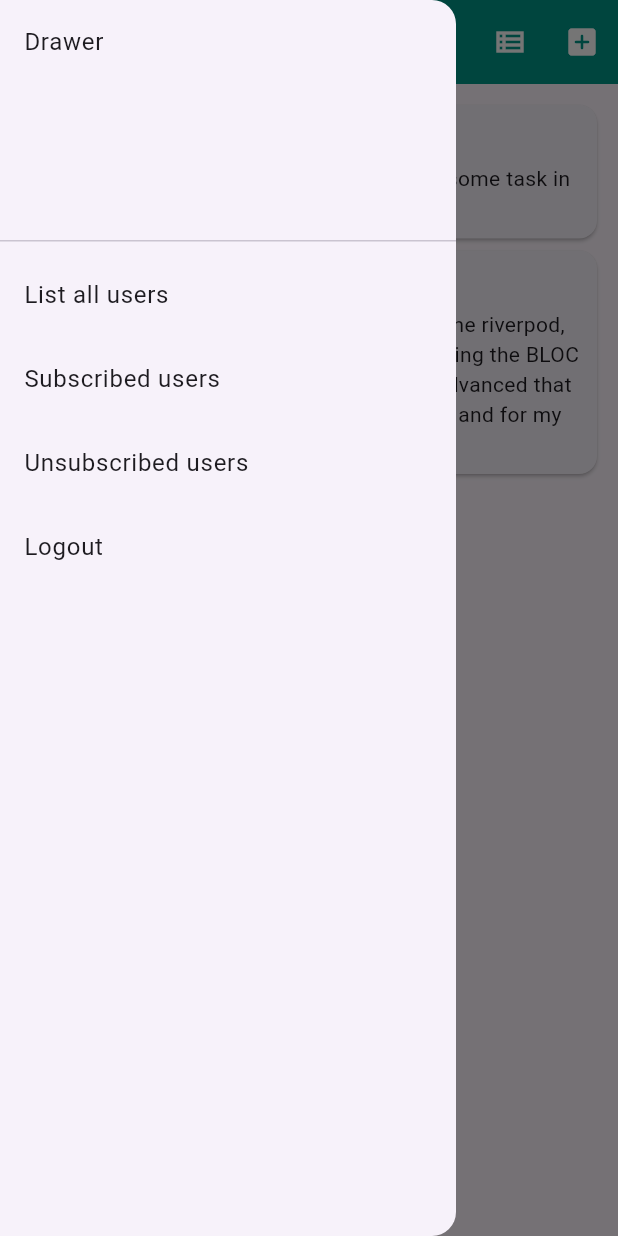
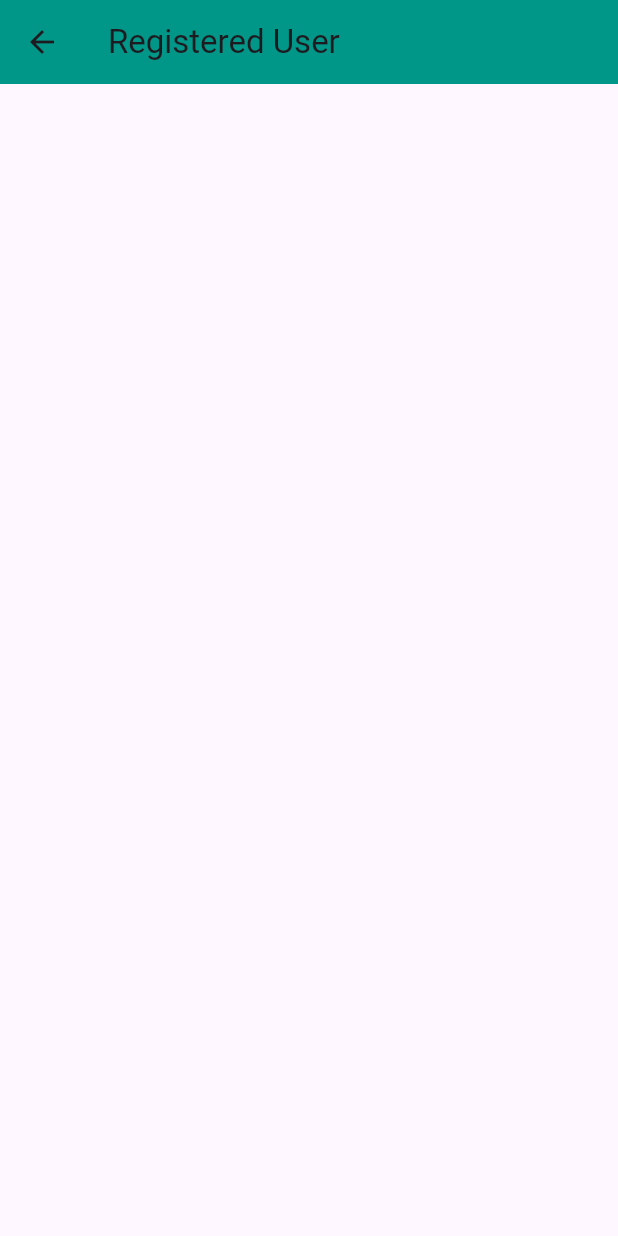
Before and after one commit to san-dr0/flutter-cart, a Flutter app: the AdminPageV2 screen opened by its route, in the side drawer, after a tap on "List all users", on a phone screen of 412 x 824 dp. Run offline on Flutter 3.47's test engine with Material 3 defaults, Android fonts, the phone set to English and light mode, and no system bars; our stand-ins replace bloc, dash_chat_2, equatable, firebase_core, firebase_vertexai, flutter_bloc and 11 more; missing offline and left inert: biometric_signature, device_security_checking; accounts and stored records are empty; generated files the repository leaves out were written again.

Commit message:
add register user list

```diff
--- a/lib/config/routes/routes.dart
+++ b/lib/config/routes/routes.dart
@@ -17,6 +17,7 @@ import 'package:clean_arch2/feature/riverpod-feature/feature/product_list/pages/
 import 'package:clean_arch2/feature/riverpod-feature/feature/todo-home/pages/todo_home.page.dart';
 import 'package:clean_arch2/feature/riverpod-feature/feature/transactions/pages/transaction_riverpod.page.dart';
 import 'package:clean_arch2/feature/riverpod-feature/feature/update_product/pages/update_product.page.dart';
+import 'package:clean_arch2/feature/riverpod-feature/feature/users/pages/user.page.dart';
 import 'package:clean_arch2/feature/topup/presentation/pages/topup.page.dart';
 import 'package:clean_arch2/feature/transactions/presentation/pages/transaction.pages.dart';
 import 'package:clean_arch2/feature/update-creds/pages/update-bloc.page.dart';
@@ -68,6 +69,7 @@ GoRouter appRoutes = GoRouter(routes: [
 
     return UpdateProductPage(product: product,);
   },),
+  GoRoute(path: '/user-list-page', builder: (context, state) => UserListPage(),)
   // END OF RIVERPOD
 ]);
 
--- a/lib/core/string.dart
+++ b/lib/core/string.dart
@@ -75,3 +75,4 @@ const String supBaseTitle = "Supabase";
 const String supaBaseTitleDescription = "I've been studying supabase and dropping some task in ml-services, Fastlane and Circle CI CI/CD";
 const String riverPodTitle = "Riverpod";
 const String riverPodTitleDescription = "For the state management i've been using the riverpod, but before the first implementation is im using the BLOC for the state management, but it was too advanced that is not too good for teams that is beginners, and for my opinion BLOC is the best 100%";
+const String registeredUserTitle = "Registered User";
--- a/lib/feature/riverpod-feature/feature/admin/pages/admin.page.dart
+++ b/lib/feature/riverpod-feature/feature/admin/pages/admin.page.dart
@@ -25,6 +25,10 @@ class _AdminPageV2 extends State<AdminPageV2> {
     context.push('/');
   }
 
+  void onGoToListUser() {
+    context.push('/user-list-page');
+  }
+
   @override
   Widget build(BuildContext context) {
     return Scaffold(
@@ -46,6 +50,7 @@ class _AdminPageV2 extends State<AdminPageV2> {
             DrawerHeader(child: Text("Drawer")),
             ListTile(
               onTap: () {
+                onGoToListUser();
               },
               title: Text("List all users"),
             ),
--- /dev/null
+++ b/lib/feature/riverpod-feature/feature/users/pages/user.page.dart
@@ -0,0 +1,23 @@
+import 'package:clean_arch2/core/color.dart';
+import 'package:clean_arch2/core/string.dart';
+import 'package:flutter/material.dart';
+
+class UserListPage extends StatefulWidget {
+  const UserListPage({super.key});
+
+  @override
+  State<UserListPage> createState () => _UserListPage();
+}
+
+class _UserListPage extends State<UserListPage> {
+
+  @override
+  Widget build(BuildContext context) {
+    return Scaffold(
+      appBar: AppBar(
+        title: Text(registeredUserTitle),
+        backgroundColor: tealColor,
+      ),
+    );
+  }
+}
```
Also changed, not shown: lib/feature/riverpod-feature/feature/users/model/user.model.dart (added).
